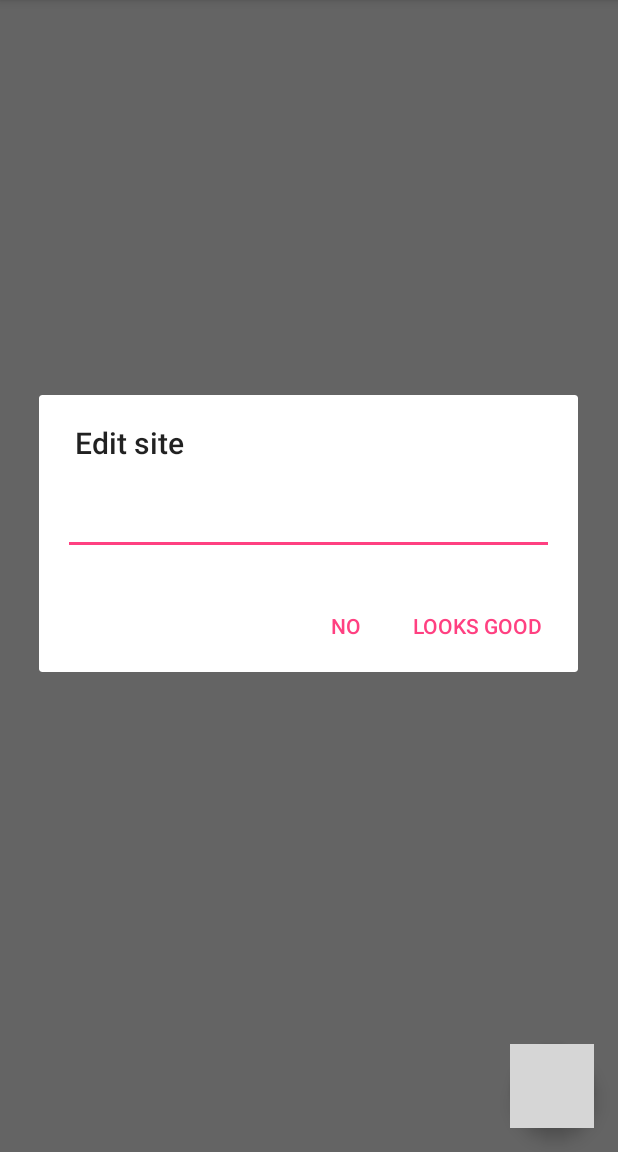
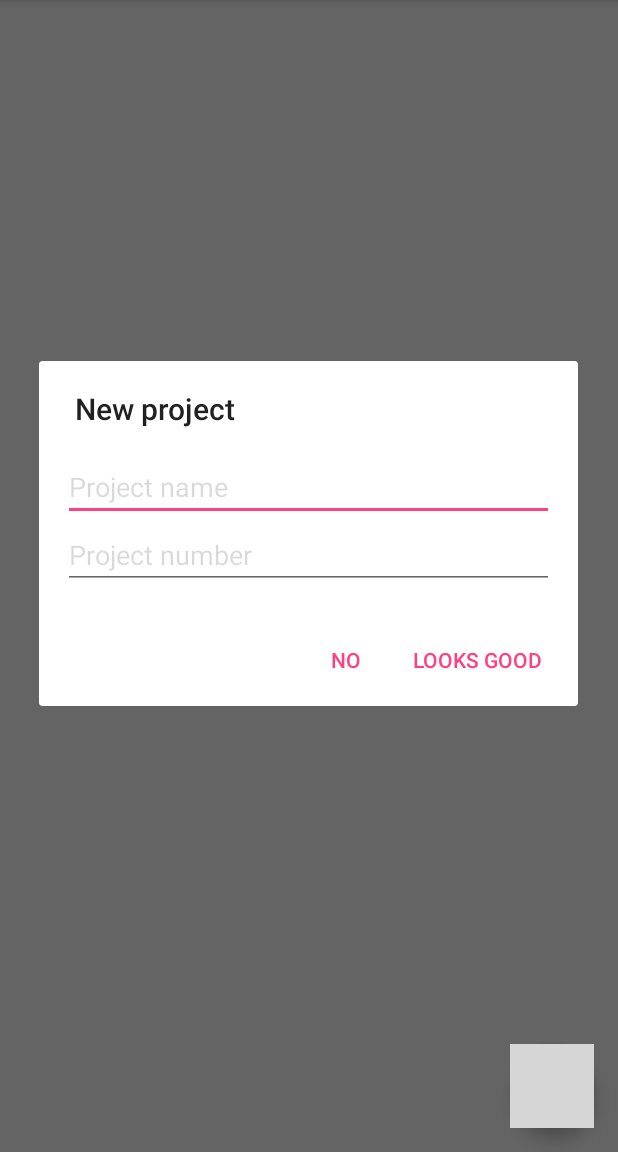
Before and after one commit to thejohanmagnusson/Projector, an Android app: the SiteActivity screen opened directly, with no data from a screen before it, after a tap on an icon or button, on a phone screen of 412 x 824 dp, the part 84-1236 px from its top. Run offline under Robolectric (Android 15) with nearby library versions, the phone set to English and light mode, and no system bars; our stand-ins replace Firebase (no records; nobody signed in at launch, a user with empty details on screens opened directly); 1 statement that could not run was skipped; grey boxes are pictures that could not be loaded.

Commit message:
New: Dialog for adding a project to a site.

```diff
--- /dev/null
+++ b/app/src/main/java/android/johanmagnusson/se/projector/views/siteDetails/AddProjectDialogFragment.java
@@ -0,0 +1,76 @@
+package android.johanmagnusson.se.projector.views.siteDetails;
+
+import android.app.AlertDialog;
+import android.app.Dialog;
+import android.content.DialogInterface;
+import android.johanmagnusson.se.projector.R;
+import android.os.Bundle;
+import android.support.annotation.NonNull;
+import android.support.v4.app.DialogFragment;
+import android.text.TextUtils;
+import android.view.LayoutInflater;
+import android.view.View;
+import android.widget.EditText;
+import android.widget.Toast;
+
+public class AddProjectDialogFragment extends DialogFragment {
+
+    public static final String TAG = AddProjectDialogFragment.class.getSimpleName();
+
+    public static AddProjectDialogFragment newInstance() { return new AddProjectDialogFragment(); }
+
+    @NonNull
+    @Override
+    public Dialog onCreateDialog(Bundle savedInstanceState) {
+        LayoutInflater inflater = getActivity().getLayoutInflater();
+        View rootView = inflater.inflate(R.layout.dialog_project, null);
+
+        String title = getString(R.string.create_project);
+
+        final EditText projectNameView = (EditText) rootView.findViewById(R.id.edittext_project_name);
+        projectNameView.setHint(R.string.hint_project_name);
+
+        final EditText projectNumberView = (EditText) rootView.findViewById(R.id.edittext_project_number);
+        projectNumberView.setHint(R.string.hint_project_number);
+
+        String positiveButtonText = getString(R.string.button_yes);
+        String negativeButtonText = getString(R.string.button_no);
+
+        AlertDialog.Builder builder = new AlertDialog.Builder(getActivity())
+                .setTitle(title)
+                .setView(rootView)
+                .setPositiveButton(positiveButtonText, new DialogInterface.OnClickListener() {
+                    @Override
+                    public void onClick(DialogInterface dialog, int id) {
+                        String projectName = projectNameView.getText().toString();
+                        String projectNumber = projectNumberView.getText().toString();
+
+                        if(!TextUtils.isEmpty(projectName) && !TextUtils.isEmpty(projectNumber))
+                            addProject(projectName, projectNumber);
+                    }
+                })
+                .setNegativeButton(negativeButtonText, new DialogInterface.OnClickListener() {
+                    @Override
+                    public void onClick(DialogInterface dialogInterface, int i) {
+                        dismiss();
+                    }
+                });
+
+        return builder.create();
+    }
+
+    private void addProject(String projectName, String projectNumber) {
+        // Create new site at /sites/$siteid
+//        DatabaseReference databaseSitesRef = FirebaseDatabase.getInstance()
+//                .getReference()
+//                .child(Firebase.NODE_SITES);
+//
+//        String key = databaseSitesRef.push().getKey();
+//        Site site = new Site(siteName, "Anonymous");
+//        Map<String, Object> postValues = site.toMap();
+//
+//        databaseSitesRef.child(key).setValue(postValues);
+
+        Toast.makeText(getActivity(), projectName + " : " + projectNumber, Toast.LENGTH_LONG).show();
+    }
+}
--- a/app/src/main/java/android/johanmagnusson/se/projector/views/siteDetails/SiteActivity.java
+++ b/app/src/main/java/android/johanmagnusson/se/projector/views/siteDetails/SiteActivity.java
@@ -50,8 +50,8 @@ public class SiteActivity extends AppCompatActivity {
         fab.setOnClickListener(new View.OnClickListener() {
             @Override
             public void onClick(View view) {
-                DialogFragment dialog = new EditSiteNameDialogFragment();
-                dialog.show(getSupportFragmentManager(), "Dialog_tag");
+                DialogFragment dialog = new AddProjectDialogFragment();
+                dialog.show(getSupportFragmentManager(), AddProjectDialogFragment.TAG);
             }
         });
 
--- a/app/src/main/java/android/johanmagnusson/se/projector/views/sites/AddSiteDialogFragment.java
+++ b/app/src/main/java/android/johanmagnusson/se/projector/views/sites/AddSiteDialogFragment.java
@@ -22,13 +22,7 @@ import java.util.Map;
 
 public class AddSiteDialogFragment extends DialogFragment{
 
-    public interface AddSiteDialogListener {
-        public void onAddSiteClick(String siteName);
-    }
-
     public static final String TAG = SiteListFragment.class.getSimpleName();
-
-    private AddSiteDialogListener mListener;
 
     public static AddSiteDialogFragment newInstance() {
         return new AddSiteDialogFragment();
--- /dev/null
+++ b/app/src/main/res/layout/dialog_project.xml
@@ -0,0 +1,31 @@
+<?xml version="1.0" encoding="utf-8"?>
+<LinearLayout xmlns:android="http://schemas.android.com/apk/res/android"
+    xmlns:tools="http://schemas.android.com/tools"
+    android:layout_width="wrap_content"
+    android:layout_height="wrap_content"
+    android:orientation="vertical"
+    android:background="@android:color/transparent"
+    android:paddingBottom="@dimen/activity_vertical_margin"
+    android:paddingLeft="@dimen/activity_vertical_margin"
+    android:paddingRight="@dimen/activity_vertical_margin"
+    android:paddingTop="@dimen/activity_vertical_margin"
+    tools:context="android.johanmagnusson.se.projector.views.siteDetails.SiteActivity">
+
+    <EditText
+        android:id="@+id/edittext_project_name"
+        android:layout_width="match_parent"
+        android:layout_height="wrap_content"
+        android:imeOptions="actionDone|flagNoExtractUi"
+        android:inputType="textCapWords"
+        android:textColor="@color/primaryText"
+        android:textColorHint="@color/hintText" />
+
+    <EditText
+        android:id="@+id/edittext_project_number"
+        android:layout_width="match_parent"
+        android:layout_height="wrap_content"
+        android:imeOptions="actionDone|flagNoExtractUi"
+        android:inputType="textCapWords"
+        android:textColor="@color/primaryText"
+        android:textColorHint="@color/hintText" />
+</LinearLayout>
--- a/app/src/main/res/values/strings.xml
+++ b/app/src/main/res/values/strings.xml
@@ -12,6 +12,11 @@
     <string name="remove_site_title">Remove site</string>
     <string name="remove_site_message">This will permanently remove the site</string>
     <string name="hint_site_name">Site name</string>
+
+    <string name="create_project">New project</string>
+    <string name="hint_project_name">Project name</string>
+    <string name="hint_project_number">Project number</string>
+
     <string name="button_yes">Looks good</string>
     <string name="button_no">No</string>
 
```
